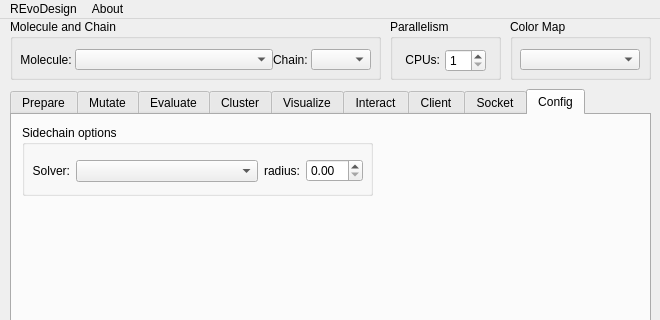
Before: the Qt Designer form REvoDesign/UI/REvoDesign-PyMOL.ui in YaoYinYing/REvoDesign, drawn with Qt 5; both pictures show x 0 to 660 and y 0 to 320 of the 660 by 560 pixel window.
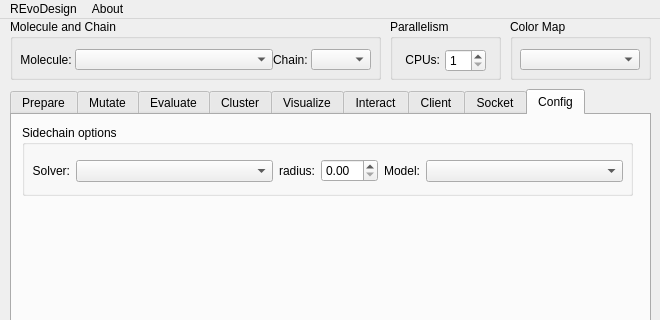
After: the same form once the commit is applied. The open tabs and pages were chosen to show the change.

Patch:
```diff
--- a/REvoDesign/UI/REvoDesign-PyMOL.ui
+++ b/REvoDesign/UI/REvoDesign-PyMOL.ui
@@ -4231,7 +4231,7 @@
        <rect>
         <x>10</x>
         <y>10</y>
-        <width>351</width>
+        <width>611</width>
         <height>71</height>
        </rect>
       </property>
@@ -4243,7 +4243,7 @@
         <rect>
          <x>10</x>
          <y>30</y>
-         <width>331</width>
+         <width>591</width>
          <height>32</height>
         </rect>
        </property>
@@ -4318,6 +4318,47 @@
           </property>
          </widget>
         </item>
+        <item>
+         <widget class="QLabel" name="label_molecule_4">
+          <property name="sizePolicy">
+           <sizepolicy hsizetype="Fixed" vsizetype="Fixed">
+            <horstretch>0</horstretch>
+            <verstretch>0</verstretch>
+           </sizepolicy>
+          </property>
+          <property name="text">
+           <string>Model:</string>
+          </property>
+          <property name="alignment">
+           <set>Qt::AlignRight|Qt::AlignTrailing|Qt::AlignVCenter</set>
+          </property>
+         </widget>
+        </item>
+        <item>
+         <widget class="QComboBox" name="comboBox_sidechain_solver_model">
+          <property name="sizePolicy">
+           <sizepolicy hsizetype="MinimumExpanding" vsizetype="Fixed">
+            <horstretch>0</horstretch>
+            <verstretch>0</verstretch>
+           </sizepolicy>
+          </property>
+          <property name="minimumSize">
+           <size>
+            <width>0</width>
+            <height>0</height>
+           </size>
+          </property>
+          <property name="maximumSize">
+           <size>
+            <width>16777215</width>
+            <height>16777215</height>
+           </size>
+          </property>
+          <property name="statusTip">
+           <string>Sidechain solver options. </string>
+          </property>
+         </widget>
+        </item>
        </layout>
       </widget>
      </widget>
```
